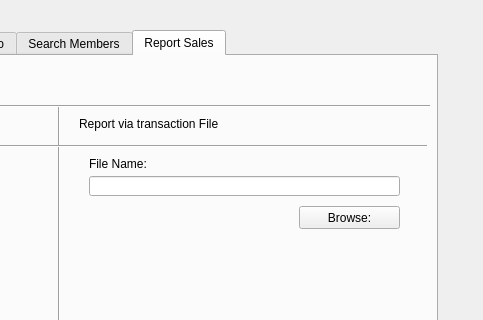
Before: the Qt Designer form WarehouseIO/mainprogram.ui in mulvaneya7/Bad-Badgers, drawn with Qt 5; both pictures show x 343 to 826 and y 0 to 320 of the 826 by 564 pixel window.
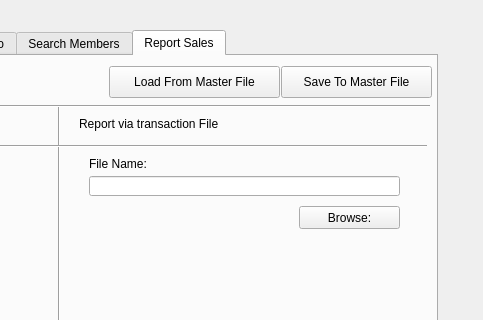
After: the same form once the commit is applied. The open tabs and pages were chosen to show the change.

Commit message: Added save and load buttons

Diff of the .ui file:
```diff
--- a/WarehouseIO/mainprogram.ui
+++ b/WarehouseIO/mainprogram.ui
@@ -841,6 +841,32 @@
       <string/>
      </property>
     </widget>
+    <widget class="QPushButton" name="SaveMasterFile">
+     <property name="geometry">
+      <rect>
+       <x>582</x>
+       <y>10</y>
+       <width>151</width>
+       <height>32</height>
+      </rect>
+     </property>
+     <property name="text">
+      <string>Save To Master File</string>
+     </property>
+    </widget>
+    <widget class="QPushButton" name="LoadMasterFile">
+     <property name="geometry">
+      <rect>
+       <x>410</x>
+       <y>10</y>
+       <width>171</width>
+       <height>32</height>
+      </rect>
+     </property>
+     <property name="text">
+      <string>Load From Master File</string>
+     </property>
+    </widget>
    </widget>
   </widget>
   <widget class="QPushButton" name="Help">
```
Left out of the diff: 2 changed lines with no effect on the pictures. The commit also changes 26 other files.
